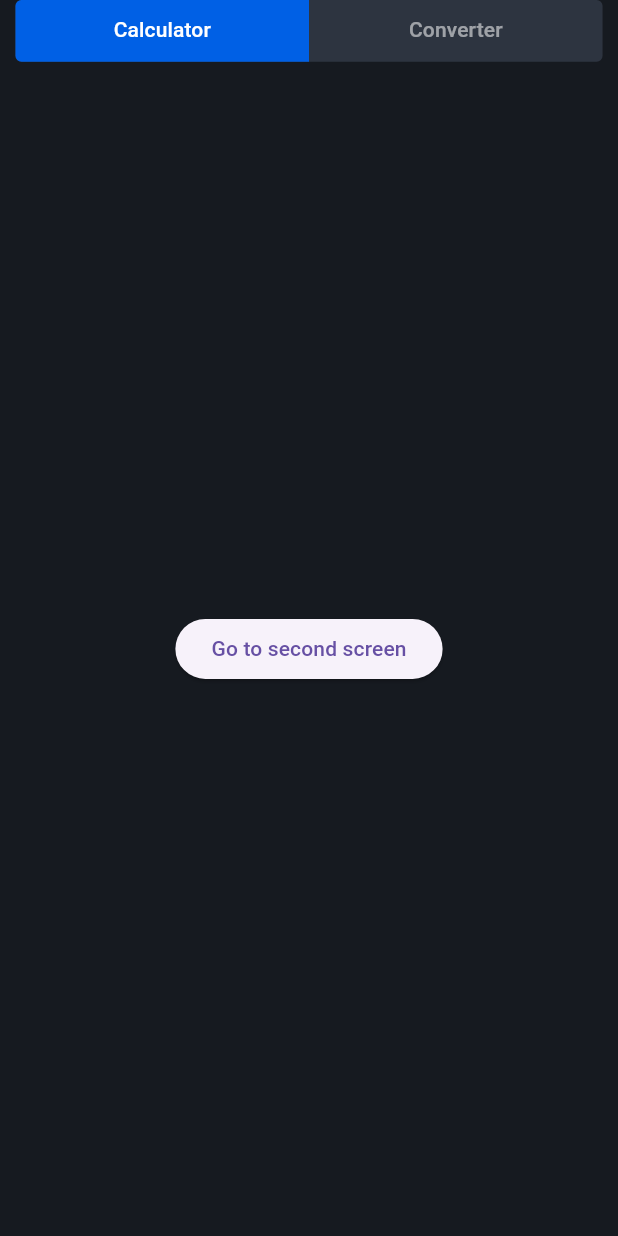
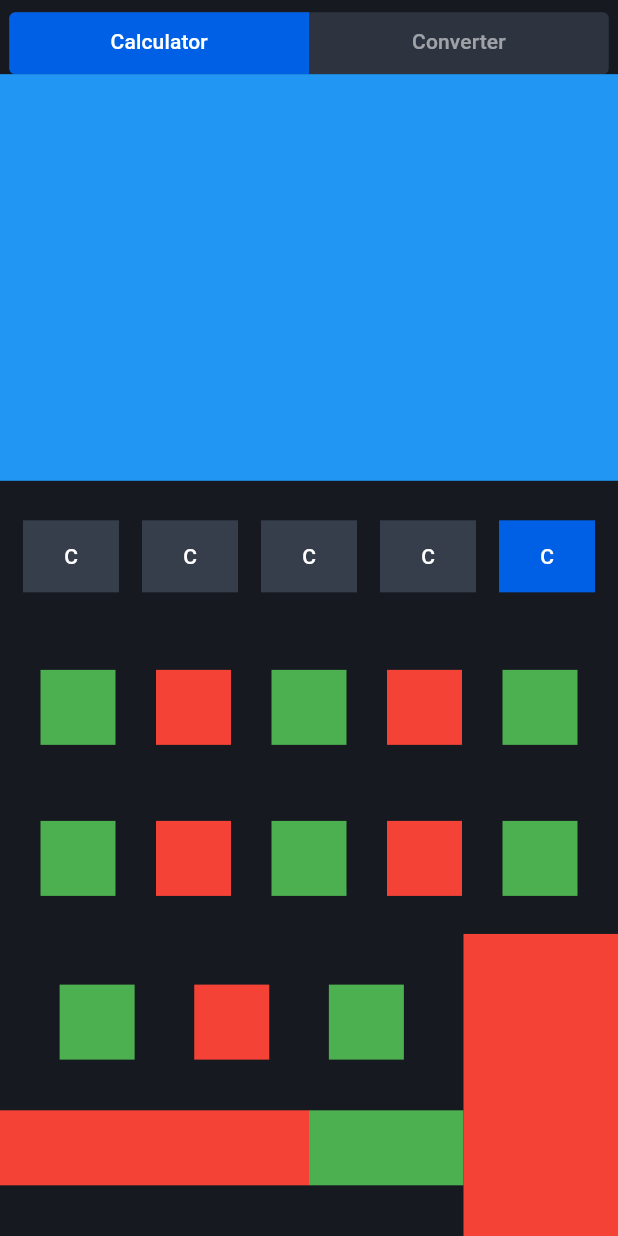
Before and after one commit to leoleoleo77/FlutterCalculatorCurrencyConverter, a Flutter app: the screen it shows after launch, on a phone screen of 412 x 824 dp. Run offline on Flutter 3.47's test engine with Material 3 defaults, Android fonts, the phone set to English and light mode, and no system bars.

Commit message:
A lot of changes

```diff
--- /dev/null
+++ b/lib/calculator_page/buttons_page.dart
@@ -0,0 +1,162 @@
+import 'package:flutter/material.dart';
+import 'package:bestest_calculator/calculator_page/my_buttons.dart';
+import 'package:bestest_calculator/eye_candy/ui_constants.dart';
+
+class ButtonsPage extends StatefulWidget {
+  const ButtonsPage({super.key});
+
+  @override
+  ButtonsPageState createState() => ButtonsPageState();
+}
+
+class ButtonsPageState extends State<ButtonsPage> {
+  @override
+  Widget build(BuildContext context) {
+    return Column(
+      children: [
+        const Expanded(
+          flex: 20,
+          child: Row(
+            mainAxisAlignment: MainAxisAlignment.spaceEvenly,
+            children: [
+              CalculatorBtn(text: 'C', btnColor: BoringLightGray),
+              CalculatorBtn(text: 'C', btnColor: BoringLightGray),
+              CalculatorBtn(text: 'C', btnColor: BoringLightGray),
+              CalculatorBtn(text: 'C', btnColor: BoringLightGray),
+              CalculatorBtn(text: 'C', btnColor: ActiveBlue),
+            ],
+          ),
+        ),
+        Expanded(
+          flex: 20,
+          child: Row(
+            mainAxisAlignment: MainAxisAlignment.spaceEvenly,
+            children: [
+              Container(
+                color: Colors.green,
+                height: 50,
+                width: 50,
+              ),
+              Container(
+                color: Colors.red,
+                height: 50,
+                width: 50,
+              ),
+              Container(
+                color: Colors.green,
+                height: 50,
+                width: 50,
+              ),
+              Container(
+                color: Colors.red,
+                height: 50,
+                width: 50,
+              ),
+              Container(
+                color: Colors.green,
+                height: 50,
+                width: 50,
+              ),
+            ],
+          ),
+        ),
+        Expanded(
+          flex: 20,
+          child: Row(
+            mainAxisAlignment: MainAxisAlignment.spaceEvenly,
+            children: [
+              Container(
+                color: Colors.green,
+                height: 50,
+                width: 50,
+              ),
+              Container(
+                color: Colors.red,
+                height: 50,
+                width: 50,
+              ),
+              Container(
+                color: Colors.green,
+                height: 50,
+                width: 50,
+              ),
+              Container(
+                color: Colors.red,
+                height: 50,
+                width: 50,
+              ),
+              Container(
+                color: Colors.green,
+                height: 50,
+                width: 50,
+              ),
+            ],
+          ),
+        ),
+        Expanded(
+          flex: 40,
+          child: Row(
+            mainAxisAlignment: MainAxisAlignment.spaceEvenly,
+            children: [
+              Expanded(
+                flex: 75,
+                child: Column(
+                  mainAxisAlignment: MainAxisAlignment.spaceEvenly,
+                  children: [
+                    Row(
+                      mainAxisAlignment: MainAxisAlignment.spaceEvenly,
+                      children: [
+                        Container(
+                          color: Colors.green,
+                          height: 50,
+                          width: 50,
+                        ),
+                        Container(
+                          color: Colors.red,
+                          height: 50,
+                          width: 50,
+                        ),
+                        Container(
+                          color: Colors.green,
+                          height: 50,
+                          width: 50,
+                        ),
+                      ],
+                    ),
+                    Row(
+                      children: [
+                        Expanded(
+                          flex: 2,
+                          child: Container(
+                            color: Colors.red,
+                            height: 50,
+                            width: 50,
+                          ),
+                        ),
+                        Expanded(
+                          flex: 1,
+                          child: Container(
+                            color: Colors.green,
+                            height: 50,
+                            width: 50,
+                          ),
+                        ),
+
+                      ],
+                    ),
+                  ],
+                ),
+              ),
+              Expanded(
+                flex: 25,
+                child: Container(
+                  color: Colors.red,
+                ),
+              ),
+            ],
+          ),
+        ),
+      ],
+    );
+  }
+}
--- a/lib/calculator_page/calculator_main.dart
+++ b/lib/calculator_page/calculator_main.dart
@@ -1,5 +1,5 @@
 import 'package:flutter/material.dart';
-import 'package:bestest_calculator/converter_page/converter_main.dart';
+import 'package:bestest_calculator/calculator_page/buttons_page.dart';
 class CalculatorPage extends StatefulWidget {
   const CalculatorPage({super.key});
   @override
@@ -9,21 +9,19 @@ class CalculatorPage extends StatefulWidget {
 class _CalculatorPageState extends State<CalculatorPage> {
   @override
   Widget build(BuildContext context) {
-    return Center(
-        child: Column(
-          mainAxisAlignment: MainAxisAlignment.center,
-          children: <Widget>[
-            ElevatedButton(
-              onPressed: () {
-                Navigator.push(
-                  context,
-                  MaterialPageRoute(builder: (context) => ConverterPage()),
-                );
-              },
-              child: const Text('Go to second screen'),
-            ),
-          ],
+    return Column(
+      children: [
+        Expanded(
+          flex: 35,
+          child: Container(
+            color: Colors.blue,
+          ),
         ),
-      );
+        const Expanded(
+          flex: 65,
+          child: ButtonsPage(),
+        ),
+      ],
+    );
   }
 }
--- /dev/null
+++ b/lib/calculator_page/my_buttons.dart
@@ -0,0 +1,34 @@
+import 'package:flutter/material.dart';
+
+class CalculatorBtn extends StatelessWidget {
+  final Color? btnColor;
+  final Color? textColor;
+  final String text;
+  final double? textSize;
+  //final Function onPress;
+  final String btnType;
+
+  const CalculatorBtn({
+    super.key,
+    this.btnColor,
+    this.btnType = 'default',
+    this.textColor = Colors.black,
+    required this.text,
+    //required this.onPress,
+    this.textSize = 28,
+  });
+
+  @override
+  Widget build(BuildContext context) {
+    return Container(
+      color: btnColor,
+      child: TextButton(
+          style: ButtonStyle(
+            foregroundColor: MaterialStateProperty.all<Color>(Colors.white),
+          ),
+          onPressed: () {},
+          child: Text(text),
+      ),
+    );
+  }
+}
--- a/lib/converter_page/converter_main.dart
+++ b/lib/converter_page/converter_main.dart
@@ -10,7 +10,7 @@ class ConverterPage extends StatelessWidget {
           onPressed: () {
             Navigator.pop(context);
           },
-          child: Text('Go back!'),
+          child: const Text('Go back!'),
         ),
       ),
     );
--- a/lib/eye_candy/cool_tab_bar.dart
+++ b/lib/eye_candy/cool_tab_bar.dart
@@ -1,5 +1,8 @@
 import 'package:flutter/material.dart';
+import 'package:bestest_calculator/eye_candy/ui_constants.dart';
 
+/// This class is a StatefulWidget that creates a TabBar
+/// I created a separate class for the TabBar to make the code more readable
 class CoolTabBar extends StatefulWidget {
   const CoolTabBar({super.key, required this.tabController});
   final TabController tabController;
@@ -10,13 +13,11 @@ class CoolTabBar extends StatefulWidget {
 class CoolTabBarState extends State<CoolTabBar> {
   @override
   Widget build(BuildContext context) {
-    double screenWidth = MediaQuery.of(context).size.width;
-    double screenHeight = MediaQuery.of(context).size.height;
-    return Container(
-      width: screenWidth * 0.95,
-      height: screenHeight * 0.05,
+    return Container( /// Encase the TabBar in a Container to control its appearance with ease
+      width: screenWidth(context) * 0.97,
+      height: screenHeight(context) * 0.05,
       decoration: BoxDecoration(
-        color: const Color.fromRGBO(45, 52, 64, 1.0),
+        color: BoringGray,
         borderRadius: BorderRadius.circular(4.0), // This rounds the edges
 
       ),
@@ -25,35 +26,32 @@ class CoolTabBarState extends State<CoolTabBar> {
         splashFactory: NoSplash.splashFactory,
         indicatorSize: TabBarIndicatorSize.tab,
         indicator: BoxDecoration(
-          color: const Color.fromRGBO(0, 96, 229, 1.0),
-
+          color: ActiveBlue,
           borderRadius: myBorderRadius(widget.tabController.index),
         ),
         dividerHeight: 0.0,
-        //indicatorWeight: 1.0,
         labelColor: Colors.white,
         unselectedLabelColor: Colors.white54,
-
         tabs: const <Widget>[
           Tab(text: 'Calculator'),
           Tab(text: 'Converter'),
         ],
-        onTap: (index) {
-          setState(() {});
-        },
       ),
     );
   }
 }
 
+/// This function returns a BorderRadius object based on the index of the tab
+/// The index is used to determine which side of the tab should have rounded corners
+/// The first tab has rounded corners on the left side
+/// The second tab has rounded corners on the right side
 BorderRadius myBorderRadius(index) {
-  if (index == 1) {
+  if (index == 0) {
     return const BorderRadius.only(
-                  topRight: Radius.circular(4),
-                  bottomRight: Radius.circular(4),);
+                  topLeft: Radius.circular(4),
+                  bottomLeft: Radius.circular(4));
   }
   return const BorderRadius.only(
-    topLeft: Radius.circular(4),
-    bottomLeft: Radius.circular(4),
-  );
+                topRight: Radius.circular(4),
+                bottomRight: Radius.circular(4));
 }
--- /dev/null
+++ b/lib/eye_candy/ui_constants.dart
@@ -0,0 +1,16 @@
+// ignore_for_file: constant_identifier_names
+
+import 'package:flutter/material.dart';
+
+//Color MidnightBlue = const Color.fromRGBO(22, 26, 32, 1.0);
+const Color MidnightGray = Color.fromRGBO(22, 26, 32, 1.0);
+const Color ActiveBlue = Color.fromRGBO(0, 96, 229, 1.0);
+const Color BoringGray = Color.fromRGBO(45, 52, 64, 1.0);
+const Color BoringLightGray = Color.fromRGBO(54, 62, 76, 1.0);
+
+double screenWidth(BuildContext context) {
+  return MediaQuery.of(context).size.width;
+}
+double screenHeight(BuildContext context) {
+  return MediaQuery.of(context).size.height;
+}
--- /dev/null
+++ b/lib/home_page.dart
@@ -0,0 +1,83 @@
+import 'package:bestest_calculator/eye_candy/ui_constants.dart';
+import 'package:flutter/cupertino.dart';
+import 'package:flutter/material.dart';
+import 'package:bestest_calculator/eye_candy/cool_tab_bar.dart';
+import 'package:bestest_calculator/calculator_page/calculator_main.dart';
+import 'package:bestest_calculator/converter_page/converter_main.dart';
+class HomePage extends StatefulWidget {
+  const HomePage({super.key});
+  @override
+  State<HomePage> createState() => _HomePageState();
+}
+
+class _HomePageState extends State<HomePage>
+    with TickerProviderStateMixin {
+  late final TabController _tabController;
+
+  @override
+  void initState() {
+    super.initState();
+    _tabController = TabController(length: 2, vsync: this);
+
+    /// This is an event that fires every time the TabBar index is changed,
+    /// regardless of whether it changes by tapping on the TabBar itself or by scrolling on the TabBarView.
+    _tabController.addListener(_handleTabIndex);
+  }
+
+  /// In this code, the _handleTabIndex method is called every time the TabController index changes.
+  /// The indexIsChanging property is checked to ensure that the tab index has fully changed before printing the new index
+  ///
+  /// We invoke setState to rebuild the widget tree and update the UI.
+  /// Specifically, we want to update the appearance of the CoolTabBar
+  /// to round the correct corners of the active tab
+  void _handleTabIndex() {
+    if (!_tabController.indexIsChanging) {
+      setState(() {});
+    }
+  }
+
+  /// _tabController.dispose() is called when the widget is disposed of,
+  /// which effectively cleans up the TabController and frees up the memory it was using.
+  /// I doubt that this is necessary in this case, but it's a good habit to get into.
+  @override
+  void dispose() {
+    _tabController.removeListener(_handleTabIndex);
+    _tabController.dispose();
+    super.dispose();
+  }
+
+  @override
+  Widget build(BuildContext context) {
+    /// SafeArea is a widget that makes sure that the content is not hidden by the status bar or the notch
+    return SafeArea(
+      child: Column(
+        children: <Widget>[
+
+          /// This padding is used to create some space between the top of the screen and the CoolTabBar widget
+          Padding(
+            /// The space is equal to 1% of the screen height
+            padding: EdgeInsets.only(top: screenHeight(context) * 0.01),
+            /// CoolTabBar is a Custom Widget that creates a TabBar
+            /// See 'lib/eye_candy/cool_tab_bar.dart' for more details
+            child: CoolTabBar(
+                tabController: _tabController
+            ),
+          ),
+
+          ///Expanded is used to make the TabBarView widget take up all remaining space in the Column after the CoolTabBar widget.
+          ///This means that the TabBarView will expand to fill the space that is left after placing the CoolTabBar widget.
+          Expanded(
+            child: TabBarView(
+              controller: _tabController,
+              //physics: const NeverScrollableScrollPhysics(),
+              children: const <Widget>[
+                CalculatorPage(),
+                ConverterPage(),
+              ],
+            ),
+          ),
+        ],
+      ),
+    );
+  }
+}
--- a/lib/main.dart
+++ b/lib/main.dart
@@ -1,5 +1,6 @@
 import 'package:flutter/material.dart';
-import 'package:bestest_calculator/main_tab_bar.dart';
+import 'package:bestest_calculator/home_page.dart';
+import 'package:bestest_calculator/eye_candy/ui_constants.dart';
 
 //https://www.figma.com/community/file/1207732029094166615/calculator-mobile-app-ui-deisgn
 //https://www.scalefocus.com/wp-content/uploads/2023/10/SF_ScaleCalc_banner_ipad_1d-1536x1151.webp
@@ -15,8 +16,8 @@ class MyApp extends StatelessWidget {
   Widget build(BuildContext context) {
     return const MaterialApp(
       home: Scaffold(
-        backgroundColor: Color.fromRGBO(22, 26, 32, 1.0),
-          body: MainTabBar()
+        backgroundColor: MidnightGray,
+          body: HomePage()
       ),
     );
   }
--- a/lib/main_tab_bar.dart
+++ /dev/null
@@ -1,48 +0,0 @@
-import 'package:flutter/material.dart';
-import 'package:bestest_calculator/eye_candy/cool_tab_bar.dart';
-import 'package:bestest_calculator/calculator_page/calculator_main.dart';
-import 'package:bestest_calculator/converter_page/converter_main.dart';
-class MainTabBar extends StatefulWidget {
-  const MainTabBar({super.key});
-  @override
-  State<MainTabBar> createState() => _MainTabBarState();
-}
-
-class _MainTabBarState extends State<MainTabBar>
-    with TickerProviderStateMixin {
-  late final TabController _tabController;
-  @override
-  void initState() {
-    super.initState();
-    _tabController = TabController(length: 2, vsync: this);
-  }
-
-  @override
-  void dispose() {
-    _tabController.dispose();
-    super.dispose();
-  }
-
-  @override
-  Widget build(BuildContext context) {
-    return SafeArea(
-      child: Column(
-        children: <Widget>[
-          CoolTabBar(
-              tabController: _tabController
-          ),
-          Expanded(
-            child: TabBarView(
-              controller: _tabController,
-              //physics: const NeverScrollableScrollPhysics(),
-              children: const <Widget>[
-                CalculatorPage(),
-                ConverterPage(),
-              ],
-            ),
-          ),
-        ],
-      ),
-    );
-  }
-}
```
